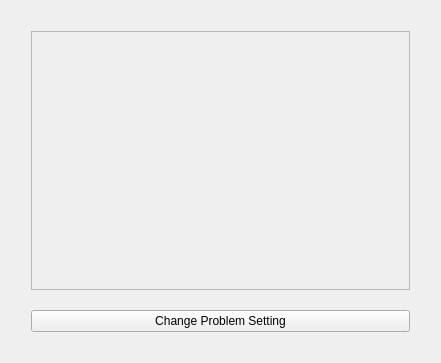
The window that test_qt/fluid2d/mainwindow.ui (jjqcat/delfem) describes before a commit, drawn with Qt 5.
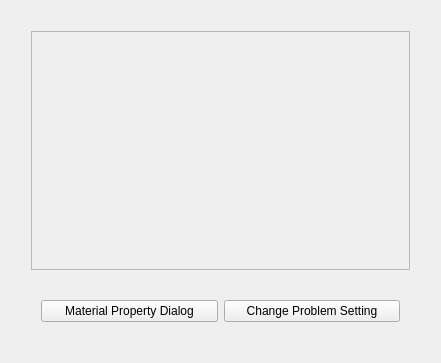
The same window after the commit.

Commit message: Dialog in /test_qt/scalar2d fluid2d solid2d

The edit to the form file:
```diff
--- a/test_qt/fluid2d/mainwindow.ui
+++ b/test_qt/fluid2d/mainwindow.ui
@@ -70,13 +70,25 @@
            <x>0</x>
            <y>0</y>
            <width>373</width>
-           <height>255</height>
+           <height>235</height>
           </rect>
          </property>
         </widget>
        </widget>
       </item>
       <item>
+       <layout class="QHBoxLayout" name="horizontalLayout_2">
+        <property name="margin">
+         <number>10</number>
+        </property>
+        <item>
+         <widget class="QPushButton" name="pushButton_matprop">
+          <property name="text">
+           <string>Material Property Dialog</string>
+          </property>
+         </widget>
+        </item>
+        <item>
        <widget class="QPushButton" name="pushButton">
         <property name="sizePolicy">
          <sizepolicy hsizetype="Preferred" vsizetype="Preferred">
@@ -88,6 +100,8 @@
          <string>Change Problem Setting</string>
         </property>
        </widget>
+        </item>
+       </layout>
       </item>
      </layout>
     </item>
```
Lines whose indentation alone changed are shown as unchanged. The commit also changes 17 other files.
